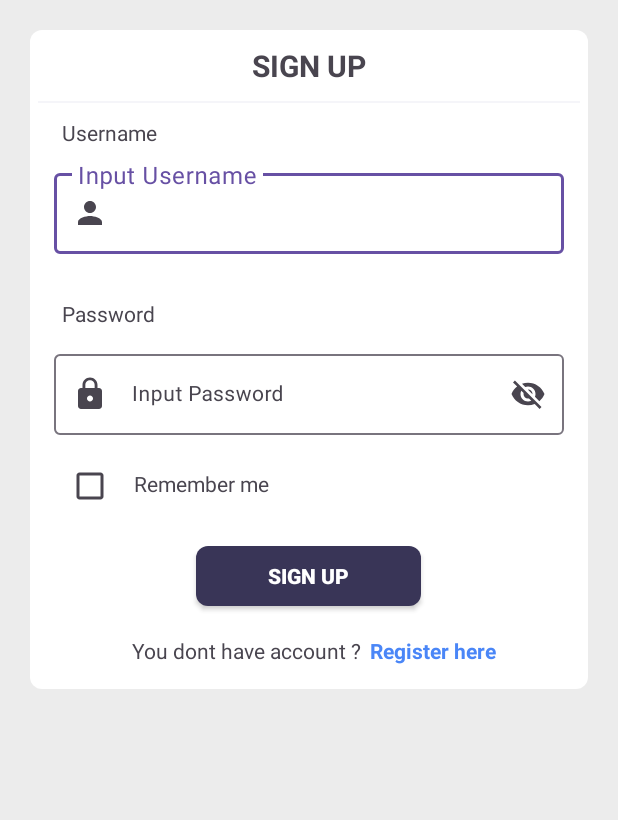
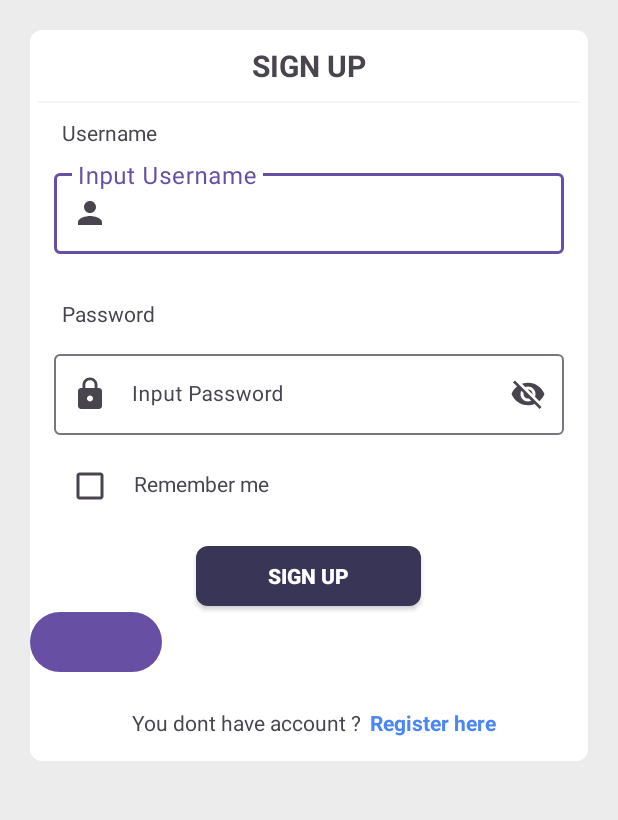
Before and after one commit to quyettc1112/DrugBank, an Android app: the LoginActivity screen opened directly, with no data from a screen before it, on a phone screen of 412 x 824 dp, the part 415-1235 px from its top. Run offline under Robolectric (Android 15) with nearby library versions, the light colour scheme and no system bars; our stand-ins replace Dagger/Hilt's generated code, data binding; libraries missing offline, so code that uses them is left out: me.ibrahimsn.lib.

Commit message:
Update Login by JWt

```diff
--- a/app/src/main/res/layout/activity_login.xml
+++ b/app/src/main/res/layout/activity_login.xml
@@ -105,7 +105,7 @@
                 app:startIconDrawable="@drawable/baseline_person_24">
 
                 <com.google.android.material.textfield.TextInputEditText
-                    android:id="@+id/etLoginPhoneNumber"
+                    android:id="@+id/etUsername"
                     android:layout_width="match_parent"
                     android:layout_height="wrap_content"
                     android:inputType="text"
@@ -176,6 +176,7 @@
 
 
         <androidx.appcompat.widget.AppCompatButton
+            android:id="@+id/btn_signUp"
             android:layout_width="150dp"
             android:layout_height="40dp"
             android:layout_gravity="center"
@@ -189,6 +190,12 @@
 
         </androidx.appcompat.widget.AppCompatButton>
 
+        <Button
+            android:id="@+id/btn_checkSecure"
+            android:layout_width="wrap_content"
+            android:layout_height="wrap_content">
+
+        </Button>
 
         <LinearLayout
             android:layout_width="match_parent"
```
